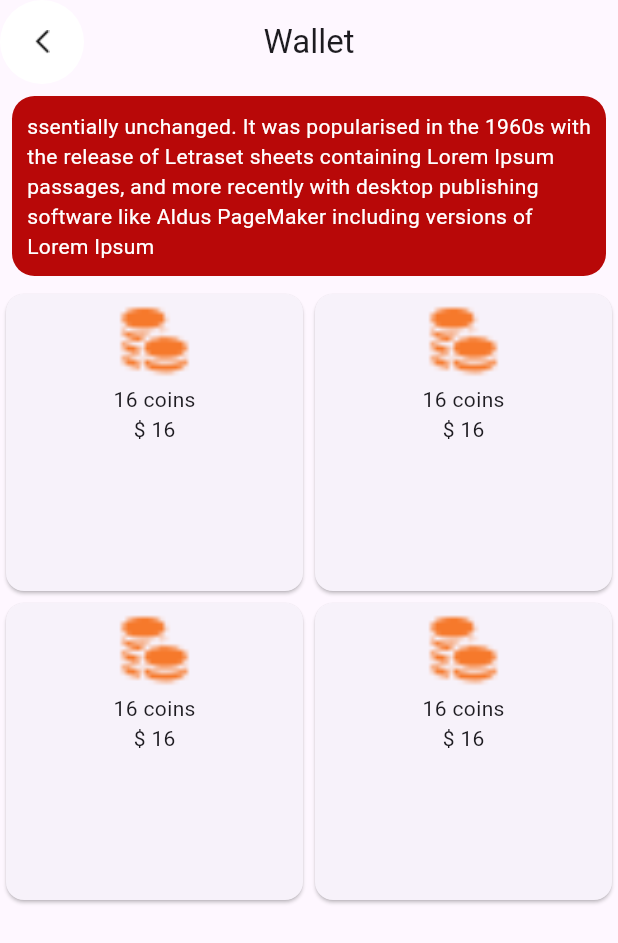
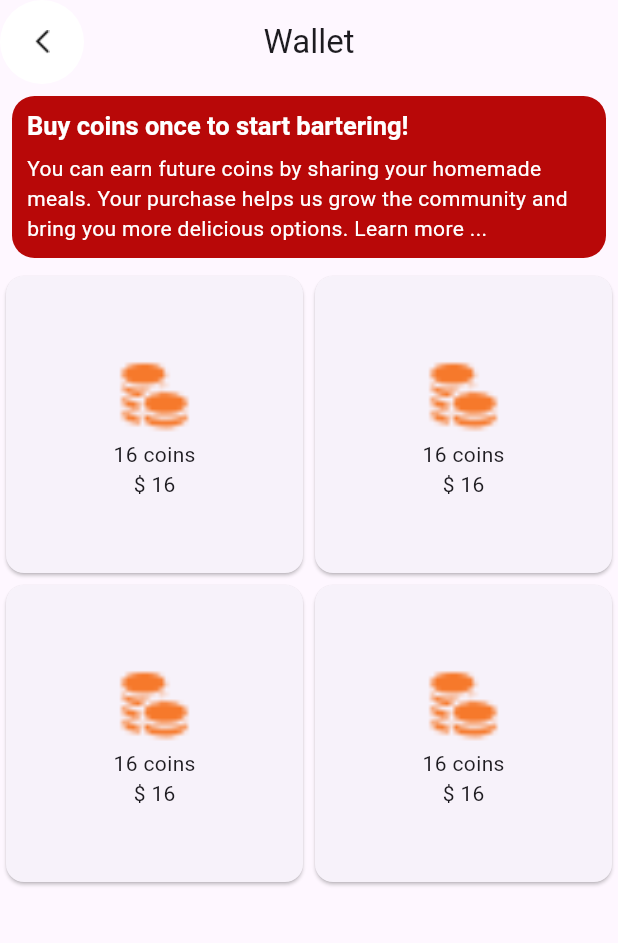
Before and after one commit to mustakimcse/new_stack_food, a Flutter app: the GetCoinsScreen screen opened directly, on a phone screen of 412 x 824 dp. Shown: the top 943 px of the screen. Run offline on Flutter 3.47's test engine with Material 3 defaults, Android fonts, the phone set to English and light mode, and no system bars; our stand-ins replace cached_network_image, get, image_picker, shared_preferences; accounts and stored records are empty.

Commit message:
get coins update

```diff
--- a/lib/screen/wallet/get_coins_screen.dart
+++ b/lib/screen/wallet/get_coins_screen.dart
@@ -36,23 +36,37 @@ class _GetCoinsScreenState extends State<GetCoinsScreen> {
                     color: mrBackground,
                     borderRadius: const BorderRadius.all(Radius.circular(15))
                 ),
-                child:  Text("ssentially unchanged. It was popularised in the 1960s with the release of Letraset sheets containing Lorem Ipsum passages,"
-                    " and more recently with desktop publishing software like Aldus PageMaker including "
-                    "versions of Lorem Ipsum",
-                  style: TextStyle(color: Colors.white),
+                child:  RichText(
+                    text:  const TextSpan(
+                      text: 'Buy coins once to start bartering!\n',
+                      style: TextStyle(fontSize: 17,fontWeight: FontWeight.w600),
+                      children: [
+                        WidgetSpan(
+                          child: Padding(
+                            padding: EdgeInsets.only(top: 8.0), // Add padding to this section
+                            child: Text(
+                              'You can earn future coins by sharing your homemade meals. '
+                                  'Your purchase helps us grow the community and bring you more delicious options. Learn more ...',
+                              style: TextStyle(fontSize: 14,color: Colors.white),
+                            ),
+                          ),
+                        ),
+                      ]
+                    ),
                 ),
               ),
             ),
           ),
 
           SliverGrid.builder(
-              gridDelegate: SliverGridDelegateWithFixedCrossAxisCount(
+              gridDelegate: const SliverGridDelegateWithFixedCrossAxisCount(
                   crossAxisCount: 2
               ),
               itemCount: 4,
               itemBuilder: (context,index){
                 return Card(
                   child: Column(
+                    mainAxisAlignment: MainAxisAlignment.center,
                     children: [
                       Image.asset("assets/icon/bargar.png",height: 60,fit: BoxFit.fill,),
                       Text("16 coins"),
```
